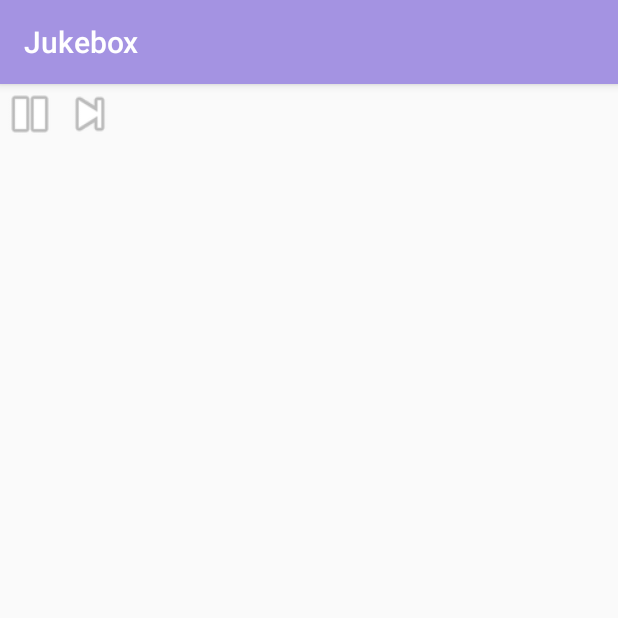
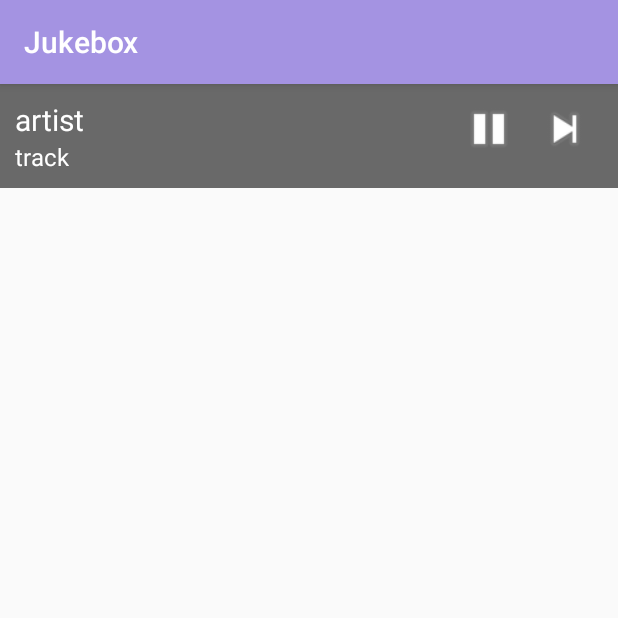
Before and after one commit to Petrii/jukebox, an Android app: the fragment QueueFragment shown on its own in the app's theme, on a phone screen of 412 x 824 dp, the top half of it. Run offline under Robolectric (Android 15) with nearby library versions, the phone set to English and light mode, and no system bars; our stand-ins replace Picasso; libraries missing offline, so code that uses them is left out: com.spotify.sdk; 1 statement that could not run was skipped.

Commit message:
Created now playing view

```diff
--- a/app/src/main/AndroidManifest.xml
+++ b/app/src/main/AndroidManifest.xml
@@ -15,7 +15,8 @@
 
         <activity android:name=".MainActivity"
             android:windowSoftInputMode="stateHidden"
-            android:screenOrientation="portrait">
+            android:screenOrientation="portrait"
+            android:theme="@style/AppTheme.NoActionBar">
         </activity>
         <activity
             android:screenOrientation="portrait"
--- a/app/src/main/java/metropolia/edu/jukebox/MainActivity.java
+++ b/app/src/main/java/metropolia/edu/jukebox/MainActivity.java
@@ -107,9 +107,7 @@ public class MainActivity extends AppCompatActivity {
                                     queueFragment.updateListView();
                                     updateUI = false;
                                 }
-                                if(!playback.isPlay()){
-                                    queueFragment.updateMediaButton();
-                                }
+                                queueFragment.updateMediaButton();
                             }
                         });
                     } catch (InterruptedException e) {
--- a/app/src/main/java/metropolia/edu/jukebox/queue/QueueFragment.java
+++ b/app/src/main/java/metropolia/edu/jukebox/queue/QueueFragment.java
@@ -10,6 +10,10 @@ import android.view.LayoutInflater;
 import android.view.View;
 import android.view.ViewGroup;
 import android.widget.Button;
+import android.widget.ImageView;
+import android.widget.TextView;
+
+import com.squareup.picasso.Picasso;
 
 import metropolia.edu.jukebox.MainActivity;
 import metropolia.edu.jukebox.Playback;
@@ -24,8 +28,10 @@ public class QueueFragment extends Fragment{
     private static final String QUEUE_LIST_BUNDLE = "QueueList";
     private QueueListAdapter mAdapter;
     private View view;
+    private TextView nowArtist, nowTrack;
     private QueueList queueList;
     private Button playPause, nextButton;
+    private ImageView imageView;
 
     @Override
     public View onCreateView(LayoutInflater inflater, ViewGroup container, Bundle savedInstanceState) {
@@ -35,6 +41,9 @@ public class QueueFragment extends Fragment{
         resultsList.setHasFixedSize(true);
         resultsList.setLayoutManager(new LinearLayoutManager(this.getContext()));
         resultsList.setAdapter(mAdapter);
+        nowArtist = (TextView)view.findViewById(R.id.now_artist);
+        nowTrack = (TextView)view.findViewById(R.id.now_track);
+        imageView = (ImageView)view.findViewById(R.id.artist_image);
         playPause = (Button)view.findViewById(R.id.playPause);
         playPause.setOnClickListener(mToggleMediaButton);
         nextButton = (Button)view.findViewById(R.id.next);
@@ -94,11 +103,20 @@ public class QueueFragment extends Fragment{
     }
 
     public void updateListView(){
+        if(queueList.getTrackList().size() != 0){
+            Picasso.with(getContext()).load(queueList.getTrackList()
+                    .get(0).getTrack_image()).into(imageView);
+            nowArtist.setText(queueList.getTrackList().get(0).getArtist());
+            nowTrack.setText(queueList.getTrackList().get(0).getName());
+        }
         mAdapter.notifyDataSetChanged();
     }
 
     public void updateMediaButton(){
-        playPause.setBackgroundResource(android.R.drawable.ic_media_play);
+        if(!Playback.isPlay())
+            playPause.setBackgroundResource(android.R.drawable.ic_media_play);
+        else
+            playPause.setBackgroundResource(android.R.drawable.ic_media_pause);
     }
 
     @Override
--- a/app/src/main/java/metropolia/edu/jukebox/queue/QueueList.java
+++ b/app/src/main/java/metropolia/edu/jukebox/queue/QueueList.java
@@ -150,7 +150,7 @@ public final class QueueList implements Parcelable{
     }
 
     public int getListSize(){
-       if(trackList == null || trackList.isEmpty() || trackList.size() < 1){
+       if(trackList == null){
            return 0;
        }
         return trackList.size();
--- a/app/src/main/java/metropolia/edu/jukebox/search/SearchFragment.java
+++ b/app/src/main/java/metropolia/edu/jukebox/search/SearchFragment.java
@@ -4,6 +4,7 @@ import android.os.Bundle;
 import android.support.v4.app.Fragment;
 import android.support.v7.widget.LinearLayoutManager;
 import android.support.v7.widget.RecyclerView;
+import android.util.Log;
 import android.view.LayoutInflater;
 import android.view.View;
 import android.view.ViewGroup;
--- a/app/src/main/res/layout/activity_main.xml
+++ b/app/src/main/res/layout/activity_main.xml
@@ -2,7 +2,6 @@
     xmlns:app="http://schemas.android.com/apk/res-auto"
     android:layout_width="match_parent"
     android:layout_height="match_parent"
-    xmlns:style="http://schemas.android.com/tools"
     android:background="#232326">
 
     <LinearLayout
--- a/app/src/main/res/layout/fragment_queue.xml
+++ b/app/src/main/res/layout/fragment_queue.xml
@@ -3,24 +3,76 @@
     android:orientation="vertical" android:layout_width="match_parent"
     android:layout_height="match_parent">
 
+    <FrameLayout
+        android:layout_width="match_parent"
+        android:layout_height="wrap_content">
+
+        <ImageView
+            android:layout_width="match_parent"
+            android:layout_height="wrap_content"
+            android:id="@+id/artist_image"
+            android:layout_gravity="center"
+            android:adjustViewBounds="true"
+            android:scaleType="fitXY" />
+
         <LinearLayout
             android:orientation="horizontal"
             android:layout_width="match_parent"
-        android:layout_height="54dp">
+            android:layout_height="wrap_content"
+            android:layout_gravity="center_horizontal|bottom"
+            android:background="#ab232323"
+            android:padding="10dp">
+
+            <LinearLayout
+                android:orientation="vertical"
+                android:layout_width="wrap_content"
+                android:layout_height="wrap_content"
+                android:layout_gravity="center"
+                android:layout_weight="1">
+
+                <TextView
+                    android:layout_width="wrap_content"
+                    android:layout_height="wrap_content"
+                    android:text="artist"
+                    android:id="@+id/now_artist"
+                    android:textSize="20sp"
+                    android:textColor="#FFF"
+                    android:layout_gravity="left" />
+
+                <TextView
+                    android:layout_width="wrap_content"
+                    android:layout_height="wrap_content"
+                    android:id="@+id/now_track"
+                    android:textSize="16sp"
+                    android:textColor="#FFF"
+                    android:text="track" />
+
+            </LinearLayout>
+
+            <LinearLayout
+                android:layout_width="wrap_content"
+                android:layout_height="match_parent"
+                android:orientation="horizontal"
+                android:gravity="fill_vertical|right">
 
                 <Button
                     android:layout_width="40dp"
                     android:layout_height="40dp"
                     android:id="@+id/playPause"
-            android:background="@android:drawable/ic_media_pause" />
+                    android:background="@android:drawable/ic_media_pause"
+                    android:layout_margin="5dp" />
 
                 <Button
                     android:layout_width="40dp"
                     android:layout_height="40dp"
                     android:id="@+id/next"
-            android:background="@android:drawable/ic_media_next" />
+                    android:background="@android:drawable/ic_media_next"
+                    android:layout_margin="5dp" />
+            </LinearLayout>
 
         </LinearLayout>
+
+    </FrameLayout>
 
     <android.support.v7.widget.RecyclerView
         android:layout_width="fill_parent"
--- a/build.gradle
+++ b/build.gradle
@@ -5,7 +5,7 @@ buildscript {
         jcenter()
     }
     dependencies {
-        classpath 'com.android.tools.build:gradle:2.0.0'
+        classpath 'com.android.tools.build:gradle:2.1.0'
 
         // NOTE: Do not place your application dependencies here; they belong
         // in the individual module build.gradle files
```
Lines whose indentation alone changed are shown as unchanged.
